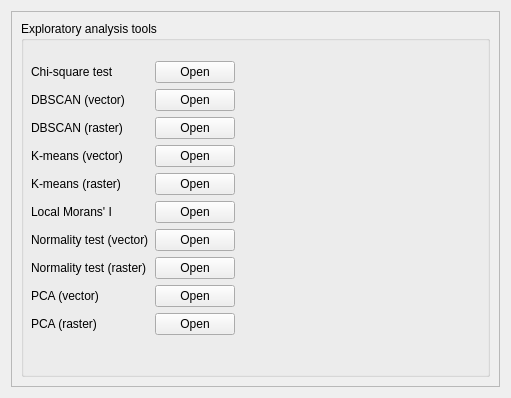
GispoCoding/eis_qgis_plugin, file eis_qgis_plugin/resources/ui/eda/wizard_exploratory_analysis.ui: the form before one commit.
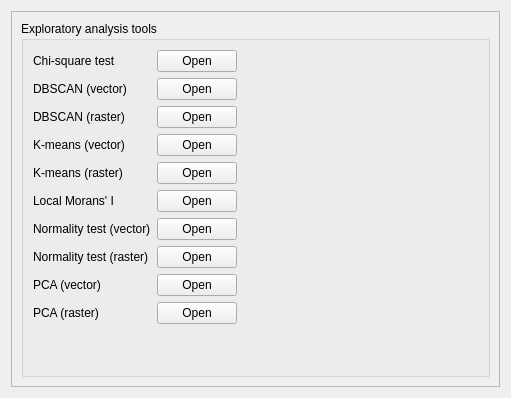
The form after the commit.

```diff
--- a/eis_qgis_plugin/resources/ui/eda/wizard_exploratory_analysis.ui
+++ b/eis_qgis_plugin/resources/ui/eda/wizard_exploratory_analysis.ui
@@ -34,15 +34,8 @@
          <property name="title">
           <string>Exploratory analysis tools</string>
          </property>
-         <widget class="QWidget" name="layoutWidget">
-          <property name="geometry">
-           <rect>
-            <x>10</x>
-            <y>40</y>
-            <width>451</width>
-            <height>308</height>
-           </rect>
-          </property>
+         <layout class="QVBoxLayout" name="verticalLayout_3">
+          <item>
           <layout class="QHBoxLayout" name="horizontalLayout">
            <item>
             <layout class="QFormLayout" name="formLayout">
@@ -202,7 +195,8 @@
             </spacer>
            </item>
           </layout>
-         </widget>
+          </item>
+         </layout>
         </widget>
        </item>
       </layout>
```
Lines whose indentation alone changed are shown as unchanged.
